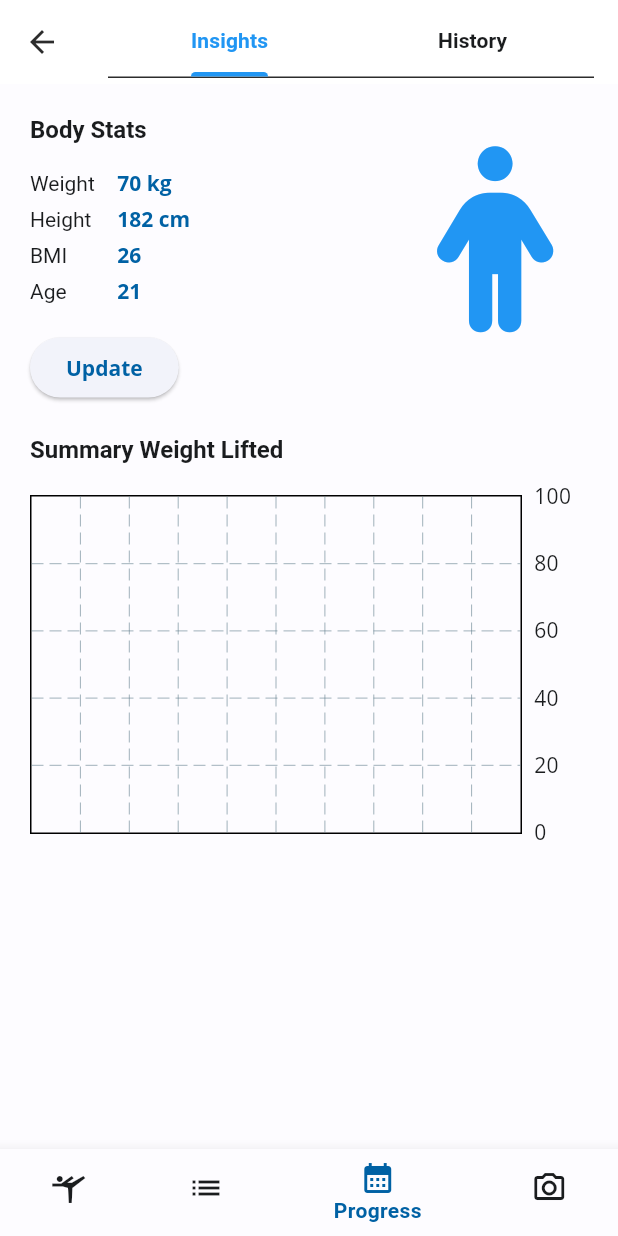
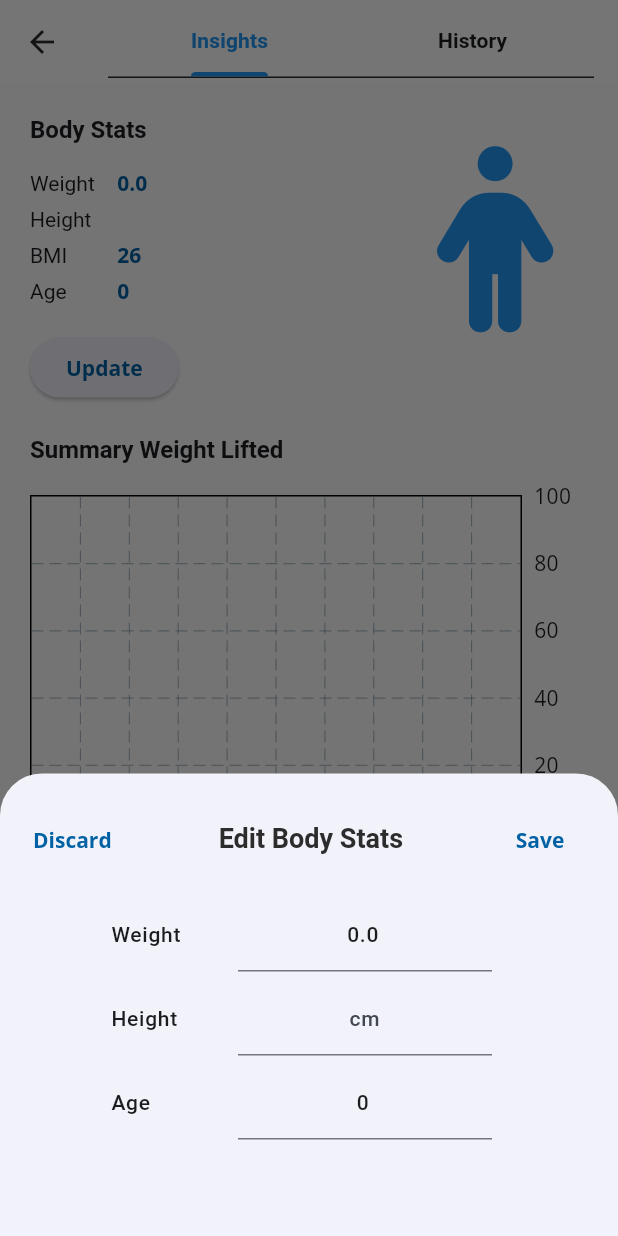
Before and after one commit to Keriw01/FitForge, a Flutter app: the ProgressPage screen opened by its route, after a tap on "Update", on a phone screen of 412 x 824 dp. Run offline on Flutter 3.47's test engine with Material 3 defaults, Android fonts, the phone set to English and light mode, and no system bars; drawn by our look-alikes of fl_chart; our stand-ins replace auto_route, cached_network_image, cloud_firestore, copy_with_extension, dropdown_button2, equatable and 13 more; missing offline and left inert: mobile_scanner; accounts and stored records are empty.

Commit message:
handle update body stats

```diff
--- a/lib/l10n/intl_en.arb
+++ b/lib/l10n/intl_en.arb
@@ -176,5 +176,6 @@
     "emptySessions": "No sessions available",
     "start": "Start",
     "end": "End",
-    "update": "Update"
+    "update": "Update",
+    "editBodyStats": "Edit Body Stats"
 }
--- a/lib/l10n/intl_pl.arb
+++ b/lib/l10n/intl_pl.arb
@@ -176,6 +176,7 @@
     "emptySessions": "Brak dostępnych sesji",
     "start": "Rozpoczęto",
     "end": "Zakończono",
-    "update": "Zmień"
+    "update": "Zmień",
+    "editBodyStats": "Edytuj parametry ciała"
 
 }
--- /dev/null
+++ b/lib/models/user_body_stats.dart
@@ -0,0 +1,16 @@
+import 'package:freezed_annotation/freezed_annotation.dart';
+
+part 'user_body_stats.freezed.dart';
+part 'user_body_stats.g.dart';
+
+@freezed
+class UserBodyStats with _$UserBodyStats {
+  factory UserBodyStats({
+    double? weight,
+    String? height,
+    int? age,
+  }) = _UserBodyStats;
+
+  factory UserBodyStats.fromJson(Map<String, dynamic> json) =>
+      _$UserBodyStatsFromJson(json);
+}
--- a/lib/pages/progress/cubit/progress_cubit.dart
+++ b/lib/pages/progress/cubit/progress_cubit.dart
@@ -9,9 +9,12 @@ import 'package:fit_forge/exceptions/exceptions.dart';
 import 'package:fit_forge/models/exercise_info.dart';
 import 'package:fit_forge/models/session.dart';
 import 'package:fit_forge/models/session_exercise.dart';
+import 'package:fit_forge/models/user_body_stats.dart';
 import 'package:fit_forge/pages/exercises/cubit/exercises_cubit.dart';
+import 'package:fit_forge/repositories/firestore_profile_repository.dart';
 import 'package:fit_forge/repositories/firestore_session_repository.dart';
 import 'package:fit_forge/routes/app_router.dart';
+import 'package:flutter/material.dart';
 import 'package:flutter/widgets.dart';
 import 'package:flutter_bloc/flutter_bloc.dart';
 import 'package:intl/intl.dart';
@@ -22,6 +25,8 @@ part 'progress_cubit.g.dart';
 class ProgressCubit extends BaseCubit<ProgressState> {
   late final FirestoreSessionRepository firestoreSessionRepository =
       FirestoreSessionRepository();
+  late final FirestoreProfileRepository firestoreProfileRepository =
+      FirestoreProfileRepository();
   late final ExercisesCubit _exercisesCubit;
 
   ProgressCubit(AppRouter appRouter, BuildContext context)
@@ -30,10 +35,10 @@ class ProgressCubit extends BaseCubit<ProgressState> {
           appRouter,
           ProgressState(),
         ) {
-    getUserSessions();
+    getUserProgress();
   }
 
-  Future<void> getUserSessions() async {
+  Future<void> getUserProgress() async {
     try {
       emit(state.copyWith(isLoading: true));
 
@@ -42,8 +47,36 @@ class ProgressCubit extends BaseCubit<ProgressState> {
       final sessions =
           await firestoreSessionRepository.getUserSessions(user?.uid);
 
+      emit(state.copyWith(sessions: sessions));
+
+      await getUserBodyStats();
+    } on FirestoreException {
       emit(state.copyWith(
-        sessions: sessions,
+        firestoreResponseMessage: FirestoreResponseMessage.firestoreException,
+        isLoading: false,
+      ));
+    } catch (e) {
+      emit(state.copyWith(
+        firestoreResponseMessage: FirestoreResponseMessage.defaultError,
+        isLoading: false,
+      ));
+    }
+  }
+
+  Future<void> getUserBodyStats() async {
+    try {
+      emit(state.copyWith(isLoading: true));
+
+      User? user = FirebaseAuth.instance.currentUser;
+
+      final userBodyStats =
+          await firestoreProfileRepository.getUserBodyStats(user?.uid);
+
+      emit(state.copyWith(
+        userBodyStats: userBodyStats,
+        inputWeight: userBodyStats.weight,
+        inputHeight: userBodyStats.height,
+        inputAge: userBodyStats.age,
         isLoading: false,
       ));
     } on FirestoreException {
@@ -100,7 +133,7 @@ class ProgressCubit extends BaseCubit<ProgressState> {
     final String defaultLocale = Platform.localeName;
 
     final dateFormat = DateFormat('MMM', defaultLocale);
-    print(dateFormat);
+
     for (Session session in sessions) {
       final monthKey = dateFormat.format(session.startTime!);
 
@@ -115,6 +148,63 @@ class ProgressCubit extends BaseCubit<ProgressState> {
     return monthlyWeightLifted;
   }
 
+  Future<void> updateUserBodyStats() async {
+    try {
+      emit(state.copyWith(
+        isLoading: true,
+      ));
+
+      User? user = FirebaseAuth.instance.currentUser;
+      UserBodyStats updatedUserBodyStats = UserBodyStats(
+        weight: state.inputWeight,
+        height: state.inputHeight,
+        age: state.inputAge,
+      );
+
+      await firestoreProfileRepository.updateUserBodyStats(
+        user?.uid,
+        updatedUserBodyStats,
+      );
+
+      emit(state.copyWith(
+        userBodyStats: updatedUserBodyStats,
+        isLoading: false,
+      ));
+      appRouter.maybePop();
+    } on FirestoreException {
+      emit(state.copyWith(
+        firestoreResponseMessage: FirestoreResponseMessage.firestoreException,
+        isLoading: false,
+      ));
+    } catch (e) {
+      emit(state.copyWith(
+        firestoreResponseMessage: FirestoreResponseMessage.defaultError,
+        isLoading: false,
+      ));
+    }
+  }
+
+  void updateWeight(double? weight) {
+    emit(state.copyWith(inputWeight: weight));
+  }
+
+  void updateHeight(String? height) {
+    emit(state.copyWith(inputHeight: height));
+  }
+
+  void updateAge(int? age) {
+    emit(state.copyWith(inputAge: age));
+  }
+
+  clearForm() {
+    emit(state.copyWith(
+      inputWeight: state.userBodyStats?.weight,
+      inputHeight: state.userBodyStats?.height,
+      inputAge: state.userBodyStats?.age,
+    ));
+    appRouter.maybePop();
+  }
+
   void clearState() {
     emit(ProgressState());
   }
--- a/lib/pages/progress/cubit/progress_state.dart
+++ b/lib/pages/progress/cubit/progress_state.dart
@@ -5,11 +5,19 @@ class ProgressState with EquatableMixin {
   final FirestoreResponseMessage firestoreResponseMessage;
   final bool isLoading;
   final List<Session>? sessions;
+  final UserBodyStats? userBodyStats;
+  final double? inputWeight;
+  final String? inputHeight;
+  final int? inputAge;
 
   ProgressState({
     this.firestoreResponseMessage = FirestoreResponseMessage.none,
     this.isLoading = true,
     this.sessions,
+    this.userBodyStats,
+    this.inputWeight,
+    this.inputHeight,
+    this.inputAge,
   });
 
   @override
@@ -17,5 +25,9 @@ class ProgressState with EquatableMixin {
         firestoreResponseMessage,
         isLoading,
         sessions,
+        userBodyStats,
+        inputWeight,
+        inputHeight,
+        inputAge,
       ];
 }
--- /dev/null
+++ b/lib/pages/progress/widgets/insights_bottom_sheet.dart
@@ -0,0 +1,161 @@
+import 'package:fit_forge/generated/l10n.dart';
+import 'package:fit_forge/pages/progress/cubit/progress_cubit.dart';
+import 'package:fit_forge/pages/workouts/cubit/workouts_cubit.dart';
+import 'package:fit_forge/styles/app_colors.dart';
+import 'package:fit_forge/utils/helpers/helper_methods.dart';
+import 'package:flutter/cupertino.dart';
+import 'package:flutter/material.dart';
+import 'package:flutter/services.dart';
+import 'package:flutter/widgets.dart';
+import 'package:flutter_bloc/flutter_bloc.dart';
+
+class InsightsSheetContent extends StatelessWidget {
+  const InsightsSheetContent({
+    super.key,
+  });
+
+  @override
+  Widget build(BuildContext context) {
+    bool isLight = isLightTheme(context);
+
+    return BlocBuilder<ProgressCubit, ProgressState>(
+      builder: (context, state) {
+        final cubit = context.read<ProgressCubit>();
+
+        return SizedBox(
+          height: MediaQuery.of(context).size.height * 0.35,
+          child: Column(
+            children: [
+              Row(
+                mainAxisAlignment: MainAxisAlignment.spaceBetween,
+                children: [
+                  TextButton(
+                    onPressed: () => cubit.clearForm(),
+                    child: Text(
+                      S.of(context).discard,
+                      style: Theme.of(context).textTheme.displaySmall,
+                    ),
+                  ),
+                  Text(
+                    S.of(context).editBodyStats,
+                    style: Theme.of(context)
+                        .textTheme
+                        .headlineLarge
+                        ?.copyWith(color: isLight ? defaultFontsColor : null),
+                  ),
+                  TextButton(
+                    onPressed: () => cubit.updateUserBodyStats(),
+                    child: Text(
+                      S.of(context).save,
+                      style: Theme.of(context).textTheme.displaySmall,
+                    ),
+                  ),
+                ],
+              ),
+              Expanded(
+                child: SingleChildScrollView(
+                  child: Padding(
+                    padding: const EdgeInsets.symmetric(horizontal: 64),
+                    child: Column(
+                      children: [
+                        const SizedBox(height: 16),
+                        Row(
+                          children: [
+                            Expanded(
+                              child: Text(
+                                S.of(context).weight,
+                                style: Theme.of(context).textTheme.labelMedium,
+                              ),
+                            ),
+                            Expanded(
+                              flex: 2,
+                              child: TextFormField(
+                                initialValue: state.inputWeight != null
+                                    ? state.inputWeight.toString()
+                                    : '',
+                                onChanged: (value) => cubit.updateWeight(
+                                  double.tryParse(value),
+                                ),
+                                keyboardType:
+                                    const TextInputType.numberWithOptions(
+                                  decimal: true,
+                                ),
+                                inputFormatters: <TextInputFormatter>[
+                                  FilteringTextInputFormatter.allow(
+                                    RegExp(r'[0-9\.]'),
+                                  ),
+                                ],
+                                decoration: const InputDecoration(
+                                  hintText: 'kg',
+                                ),
+                                textAlign: TextAlign.center,
+                                style: Theme.of(context).textTheme.labelMedium,
+                              ),
+                            ),
+                          ],
+                        ),
+                        const SizedBox(height: 8),
+                        Row(
+                          children: [
+                            Expanded(
+                              child: Text(
+                                S.of(context).height,
+                                style: Theme.of(context).textTheme.labelMedium,
+                              ),
+                            ),
+                            Expanded(
+                              flex: 2,
+                              child: TextFormField(
+                                initialValue: state.inputHeight,
+                                onChanged: (value) => cubit.updateHeight(value),
+                                keyboardType: TextInputType.number,
+                                decoration: const InputDecoration(
+                                  hintText: 'cm',
+                                ),
+                                textAlign: TextAlign.center,
+                                style: Theme.of(context).textTheme.labelMedium,
+                              ),
+                            ),
+                          ],
+                        ),
+                        const SizedBox(height: 8),
+                        Row(
+                          children: [
+                            Expanded(
+                              child: Text(
+                                S.of(context).age,
+                                style: Theme.of(context).textTheme.labelMedium,
+                              ),
+                            ),
+                            Expanded(
+                              flex: 2,
+                              child: TextFormField(
+                                initialValue: state.inputAge != null
+                                    ? state.inputAge.toString()
+                                    : '',
+                                onChanged: (value) => cubit.updateAge(
+                                  int.tryParse(value),
+                                ),
+                                keyboardType: TextInputType.number,
+                                decoration: const InputDecoration(
+                                  hintText: 'age',
+                                ),
+                                textAlign: TextAlign.center,
+                                style: Theme.of(context).textTheme.labelMedium,
+                              ),
+                            ),
+                          ],
+                        ),
+                        const SizedBox(height: 16),
+                      ],
+                    ),
+                  ),
+                ),
+              ),
+            ],
+          ),
+        );
+      },
+    );
+  }
+}
--- a/lib/pages/progress/widgets/insights_view.dart
+++ b/lib/pages/progress/widgets/insights_view.dart
@@ -1,24 +1,50 @@
 import 'package:fit_forge/generated/l10n.dart';
 import 'package:fit_forge/models/session.dart';
+import 'package:fit_forge/models/user_body_stats.dart';
 import 'package:fit_forge/pages/progress/cubit/progress_cubit.dart';
+import 'package:fit_forge/pages/progress/widgets/insights_bottom_sheet.dart';
 import 'package:fit_forge/styles/app_colors.dart';
 import 'package:fl_chart/fl_chart.dart';
 import 'package:flutter/material.dart';
 import 'package:flutter_bloc/flutter_bloc.dart';
 import 'package:font_awesome_flutter/font_awesome_flutter.dart';
+import 'package:tuple/tuple.dart';
 
-class InsightsView extends StatelessWidget {
+class InsightsView extends StatefulWidget {
   const InsightsView({super.key});
 
   @override
+  State<InsightsView> createState() => _InsightsViewState();
+}
+
+class _InsightsViewState extends State<InsightsView> {
+  void _openBottomSheet() {
+    showModalBottomSheet(
+        context: context,
+        builder: (context) {
+          return Padding(
+            padding: EdgeInsets.only(
+              left: 10,
+              top: 20,
+              right: 20,
+              bottom: MediaQuery.of(context).viewInsets.bottom,
+            ),
+            child: InsightsSheetContent(),
+          );
+        });
+  }
+
+  @override
   Widget build(BuildContext context) {
-    return BlocSelector<ProgressCubit, ProgressState, List<Session>?>(
-      selector: (state) {
-        return state.sessions;
-      },
-      builder: (context, sessions) {
+    return BlocSelector<ProgressCubit, ProgressState,
+        Tuple2<List<Session>?, UserBodyStats?>>(
+      selector: (state) => Tuple2(
+        state.sessions,
+        state.userBodyStats,
+      ),
+      builder: (context, state) {
         final monthlyWeightLifted =
-            context.read<ProgressCubit>().getMonthlyWeightLifted(sessions);
+            context.read<ProgressCubit>().getMonthlyWeightLifted(state.item1);
         final barChartData = createBarChartData(monthlyWeightLifted);
 
         return SingleChildScrollView(
@@ -67,12 +93,14 @@ class InsightsView extends StatelessWidget {
                           crossAxisAlignment: CrossAxisAlignment.start,
                           children: [
                             Text(
-                              '70 kg',
+                              state.item2?.weight != null
+                                  ? state.item2!.weight.toString()
+                                  : S.of(context).noData,
                               style: Theme.of(context).textTheme.displaySmall,
                             ),
                             const SizedBox(height: 7),
                             Text(
-                              '182 cm',
+                              state.item2?.height ?? S.of(context).noData,
                               style: Theme.of(context).textTheme.displaySmall,
                             ),
                             const SizedBox(height: 7),
@@ -82,7 +110,9 @@ class InsightsView extends StatelessWidget {
                             ),
                             const SizedBox(height: 7),
                             Text(
-                              '21',
+                              state.item2?.age != null
+                                  ? state.item2!.age.toString()
+                                  : S.of(context).noData,
                               style: Theme.of(context).textTheme.displaySmall,
                             ),
                           ],
@@ -97,7 +127,7 @@ class InsightsView extends StatelessWidget {
                   ],
                 ),
                 ElevatedButton(
-                  onPressed: () {},
+                  onPressed: () => _openBottomSheet(),
                   child: Text(
                     S.of(context).update,
                     style: Theme.of(context).textTheme.displaySmall,
```
Also changed, not shown: lib/repositories/firestore_profile_repository.dart (+32 -0 lines), lib/generated/intl/messages_en.dart, lib/generated/intl/messages_pl.dart, lib/generated/l10n.dart, lib/models/user_body_stats.freezed.dart (added), lib/models/user_body_stats.g.dart (added), lib/pages/progress/cubit/progress_cubit.g.dart.
